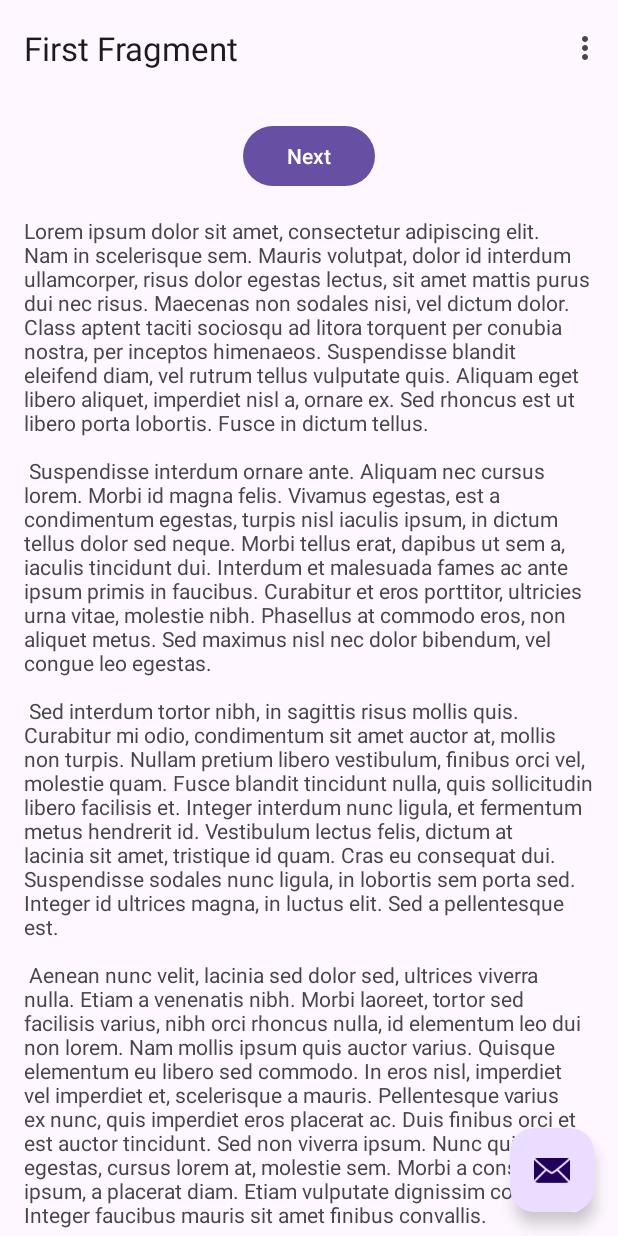
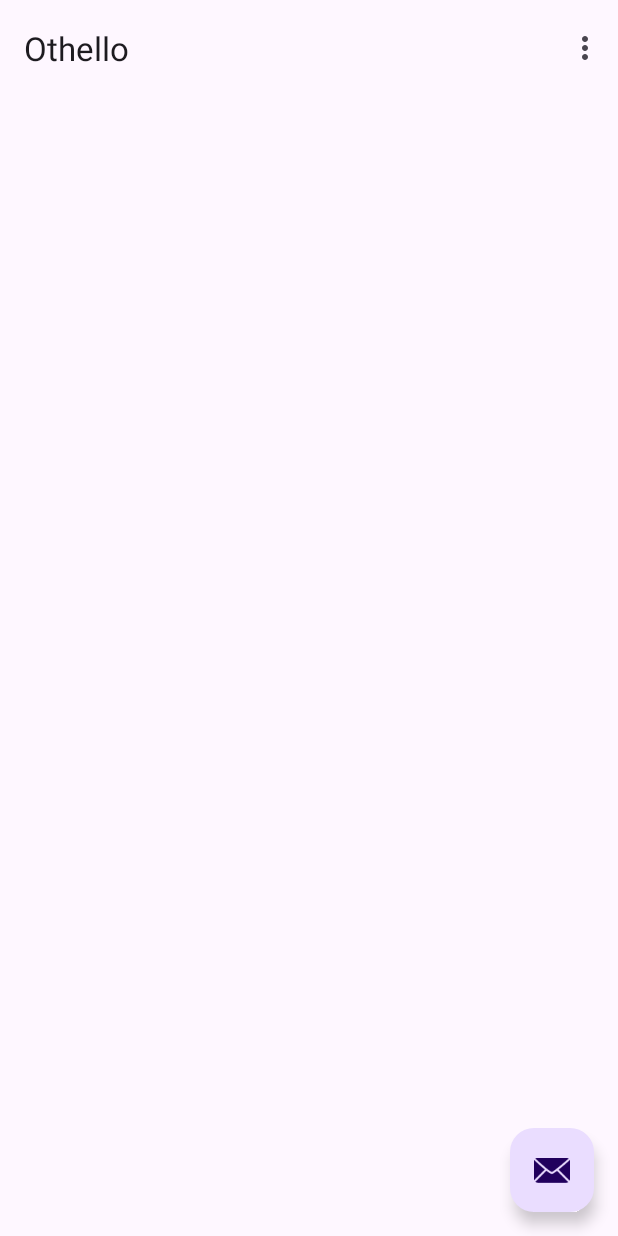
Before and after one commit to Aaron-Halpern/OthelloApp, an Android app: the screen it shows after launch (MainActivity), on a phone screen of 412 x 824 dp. Run offline under Robolectric (Android 15) with nearby library versions, the phone set to English and light mode, and no system bars.

Commit message:
Removed nav files

```diff
--- a/app/build.gradle
+++ b/app/build.gradle
@@ -9,7 +9,7 @@ android {
     defaultConfig {
         applicationId "com.example.othello"
         minSdk 24
-        targetSdk 33
+        targetSdk 33 //Please don't update this it causes me issues -DA
         versionCode 1
         versionName "1.0"
 
@@ -34,10 +34,8 @@ android {
 dependencies {
 
     implementation 'androidx.appcompat:appcompat:1.6.1'
-    implementation 'com.google.android.material:material:1.5.0'
+    implementation 'com.google.android.material:material:1.9.0'
     implementation 'androidx.constraintlayout:constraintlayout:2.1.4'
-    implementation 'androidx.navigation:navigation-fragment:2.6.0'
-    implementation 'androidx.navigation:navigation-ui:2.6.0'
     testImplementation 'junit:junit:4.13.2'
     androidTestImplementation 'androidx.test.ext:junit:1.1.5'
     androidTestImplementation 'androidx.test.espresso:espresso-core:3.5.1'
--- a/app/src/main/java/com/example/othello/FirstFragment.java
+++ /dev/null
@@ -1,47 +0,0 @@
-package com.example.othello;
-
-import android.os.Bundle;
-import android.view.LayoutInflater;
-import android.view.View;
-import android.view.ViewGroup;
-
-import androidx.annotation.NonNull;
-import androidx.fragment.app.Fragment;
-import androidx.navigation.fragment.NavHostFragment;
-
-import com.example.othello.databinding.FragmentFirstBinding;
-
-public class FirstFragment extends Fragment {
-
-    private FragmentFirstBinding binding;
-
-    @Override
-    public View onCreateView(
-            LayoutInflater inflater, ViewGroup container,
-            Bundle savedInstanceState
-    ) {
-
-        binding = FragmentFirstBinding.inflate(inflater, container, false);
-        return binding.getRoot();
-
-    }
-
-    public void onViewCreated(@NonNull View view, Bundle savedInstanceState) {
-        super.onViewCreated(view, savedInstanceState);
-
-        binding.buttonFirst.setOnClickListener(new View.OnClickListener() {
-            @Override
-            public void onClick(View view) {
-                NavHostFragment.findNavController(FirstFragment.this)
-                        .navigate(R.id.action_FirstFragment_to_SecondFragment);
-            }
-        });
-    }
-
-    @Override
-    public void onDestroyView() {
-        super.onDestroyView();
-        binding = null;
-    }
-
-}
--- a/app/src/main/java/com/example/othello/MainActivity.java
+++ b/app/src/main/java/com/example/othello/MainActivity.java
@@ -9,10 +9,6 @@ import androidx.appcompat.app.AppCompatActivity;
 import android.view.View;
 
 import androidx.core.view.WindowCompat;
-import androidx.navigation.NavController;
-import androidx.navigation.Navigation;
-import androidx.navigation.ui.AppBarConfiguration;
-import androidx.navigation.ui.NavigationUI;
 
 import com.example.othello.databinding.ActivityMainBinding;
 
@@ -21,7 +17,6 @@ import android.view.MenuItem;
 
 public class MainActivity extends AppCompatActivity {
 
-    private AppBarConfiguration appBarConfiguration;
     private ActivityMainBinding binding;
 
     @Override
@@ -32,10 +27,6 @@ public class MainActivity extends AppCompatActivity {
         setContentView(binding.getRoot());
 
         setSupportActionBar(binding.toolbar);
-
-        NavController navController = Navigation.findNavController(this, R.id.nav_host_fragment_content_main);
-        appBarConfiguration = new AppBarConfiguration.Builder(navController.getGraph()).build();
-        NavigationUI.setupActionBarWithNavController(this, navController, appBarConfiguration);
 
         binding.fab.setOnClickListener(new View.OnClickListener() {
             @Override
@@ -69,10 +60,5 @@ public class MainActivity extends AppCompatActivity {
         return super.onOptionsItemSelected(item);
     }
 
-    @Override
-    public boolean onSupportNavigateUp() {
-        NavController navController = Navigation.findNavController(this, R.id.nav_host_fragment_content_main);
-        return NavigationUI.navigateUp(navController, appBarConfiguration)
-                || super.onSupportNavigateUp();
-    }
+
 }
--- a/app/src/main/res/layout/content_main.xml
+++ b/app/src/main/res/layout/content_main.xml
@@ -5,15 +5,4 @@
     android:layout_height="match_parent"
     app:layout_behavior="@string/appbar_scrolling_view_behavior">
 
-    <fragment
-        android:id="@+id/nav_host_fragment_content_main"
-        android:name="androidx.navigation.fragment.NavHostFragment"
-        android:layout_width="0dp"
-        android:layout_height="0dp"
-        app:defaultNavHost="true"
-        app:layout_constraintBottom_toBottomOf="parent"
-        app:layout_constraintEnd_toEndOf="parent"
-        app:layout_constraintStart_toStartOf="parent"
-        app:layout_constraintTop_toTopOf="parent"
-        app:navGraph="@navigation/nav_graph" />
 </androidx.constraintlayout.widget.ConstraintLayout>
--- a/app/src/main/res/layout/fragment_first.xml
+++ /dev/null
@@ -1,35 +0,0 @@
-<?xml version="1.0" encoding="utf-8"?>
-<androidx.core.widget.NestedScrollView xmlns:android="http://schemas.android.com/apk/res/android"
-    xmlns:app="http://schemas.android.com/apk/res-auto"
-    xmlns:tools="http://schemas.android.com/tools"
-    android:layout_width="match_parent"
-    android:layout_height="match_parent"
-    tools:context=".FirstFragment">
-
-    <androidx.constraintlayout.widget.ConstraintLayout
-        android:layout_width="match_parent"
-        android:layout_height="match_parent"
-        android:padding="16dp">
-
-        <Button
-            android:id="@+id/button_first"
-            android:layout_width="wrap_content"
-            android:layout_height="wrap_content"
-            android:text="@string/next"
-            app:layout_constraintBottom_toTopOf="@id/textview_first"
-            app:layout_constraintEnd_toEndOf="parent"
-            app:layout_constraintStart_toStartOf="parent"
-            app:layout_constraintTop_toTopOf="parent" />
-
-        <TextView
-            android:id="@+id/textview_first"
-            android:layout_width="wrap_content"
-            android:layout_height="wrap_content"
-            android:layout_marginTop="16dp"
-            android:text="@string/lorem_ipsum"
-            app:layout_constraintBottom_toBottomOf="parent"
-            app:layout_constraintEnd_toEndOf="parent"
-            app:layout_constraintStart_toStartOf="parent"
-            app:layout_constraintTop_toBottomOf="@id/button_first" />
-    </androidx.constraintlayout.widget.ConstraintLayout>
-</androidx.core.widget.NestedScrollView>
--- a/app/src/main/res/navigation/nav_graph.xml
+++ /dev/null
@@ -1,28 +0,0 @@
-<?xml version="1.0" encoding="utf-8"?>
-<navigation xmlns:android="http://schemas.android.com/apk/res/android"
-    xmlns:app="http://schemas.android.com/apk/res-auto"
-    xmlns:tools="http://schemas.android.com/tools"
-    android:id="@+id/nav_graph"
-    app:startDestination="@id/FirstFragment">
-
-    <fragment
-        android:id="@+id/FirstFragment"
-        android:name="com.example.othello.FirstFragment"
-        android:label="@string/first_fragment_label"
-        tools:layout="@layout/fragment_first">
-
-        <action
-            android:id="@+id/action_FirstFragment_to_SecondFragment"
-            app:destination="@id/SecondFragment" />
-    </fragment>
-    <fragment
-        android:id="@+id/SecondFragment"
-        android:name="com.example.othello.SecondFragment"
-        android:label="@string/second_fragment_label"
-        tools:layout="@layout/fragment_second">
-
-        <action
-            android:id="@+id/action_SecondFragment_to_FirstFragment"
-            app:destination="@id/FirstFragment" />
-    </fragment>
-</navigation>
```
Also changed, not shown: app/src/main/java/com/example/othello/SecondFragment.java (deleted, +0 -47 lines), app/src/main/res/layout/fragment_second.xml (deleted, +0 -35 lines).
